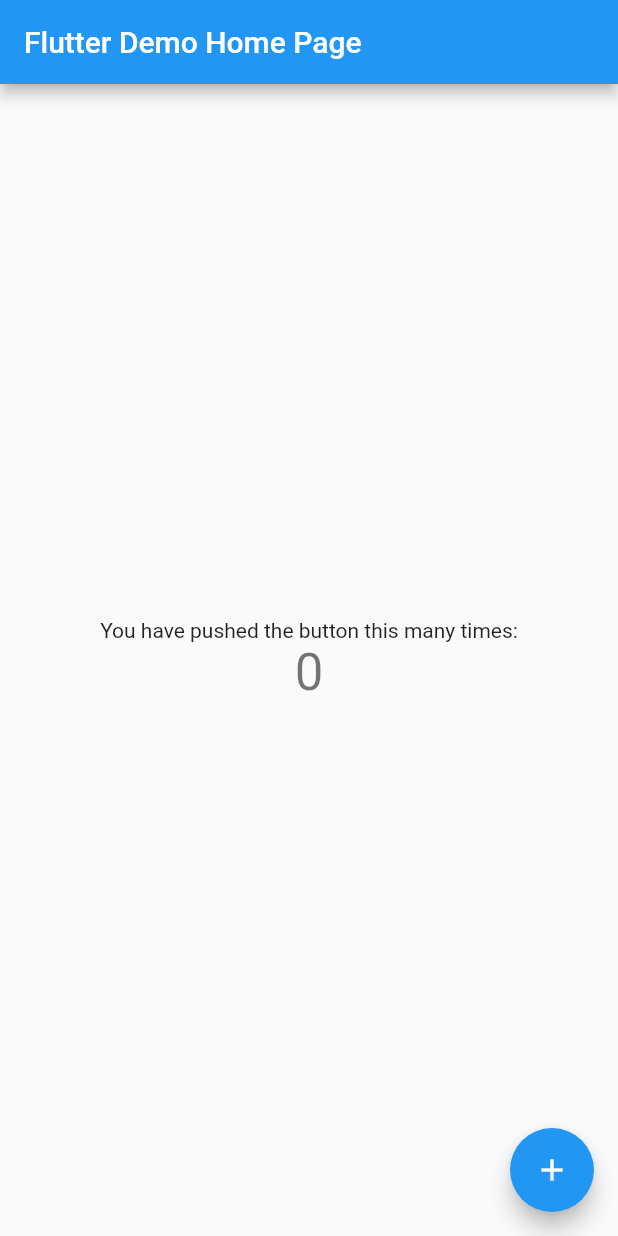
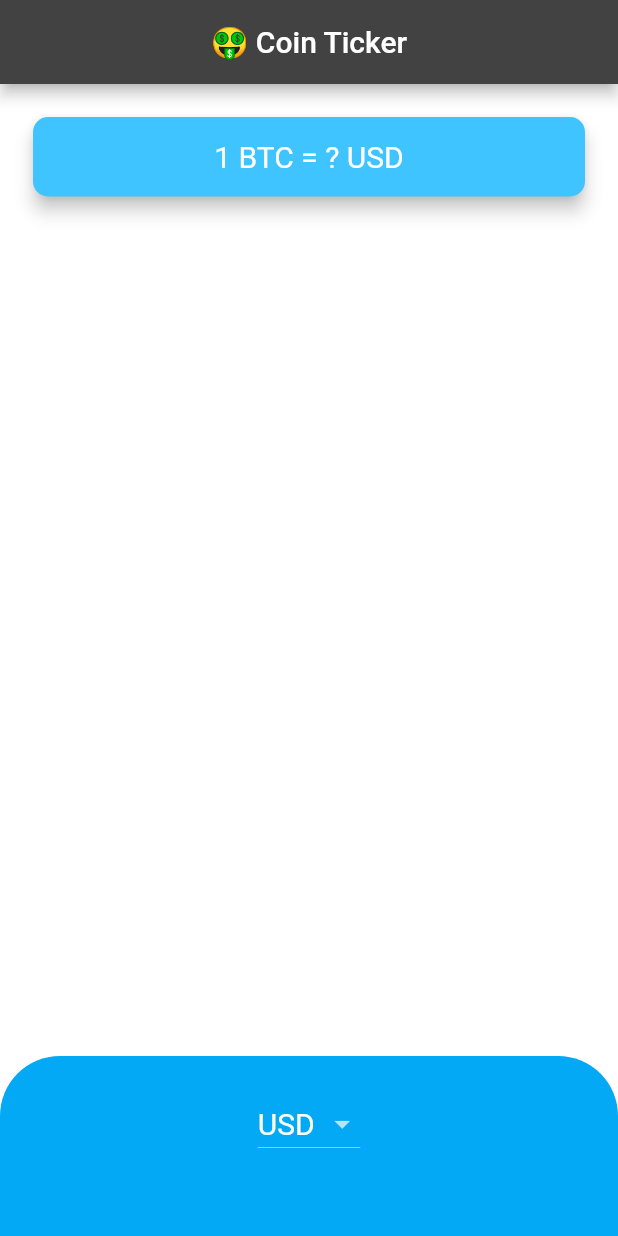
Before and after one commit to huzaifa215/bitcoin-ticker, a Flutter app: the screen it shows after launch, on a phone screen of 412 x 824 dp. Run offline on Flutter 3.47's test engine with Material 2 defaults, Android fonts, the phone set to English and light mode, and no system bars.

```diff
--- /dev/null
+++ b/bitcoin_ticker/lib/constants.dart
@@ -0,0 +1,31 @@
+const List<String> currenciesList = [
+  'AUD',
+  'BRL',
+  'CAD',
+  'CNY',
+  'EUR',
+  'GBP',
+  'HKD',
+  'IDR',
+  'ILS',
+  'INR',
+  'JPY',
+  'MXN',
+  'NOK',
+  'NZD',
+  'PLN',
+  'RON',
+  'RUB',
+  'SEK',
+  'SGD',
+  'USD',
+  'ZAR'
+];
+
+const List<String> cryptoList = [
+  'BTC',
+  'ETH',
+  'LTC',
+];
+
+class CoinData {}
--- a/bitcoin_ticker/lib/main.dart
+++ b/bitcoin_ticker/lib/main.dart
@@ -1,3 +1,4 @@
+import 'package:bitcoin_ticker/screens/price_screen.dart';
 import 'package:flutter/material.dart';
 
 void main() {
@@ -9,105 +10,11 @@ class MyApp extends StatelessWidget {
   @override
   Widget build(BuildContext context) {
     return MaterialApp(
-      title: 'Flutter Demo',
-      theme: ThemeData(
-        // This is the theme of your application.
-        //
-        // Try running your application with "flutter run". You'll see the
-        // application has a blue toolbar. Then, without quitting the app, try
-        // changing the primarySwatch below to Colors.green and then invoke
-        // "hot reload" (press "r" in the console where you ran "flutter run",
-        // or simply save your changes to "hot reload" in a Flutter IDE).
-        // Notice that the counter didn't reset back to zero; the application
-        // is not restarted.
-        primarySwatch: Colors.blue,
-      ),
-      home: MyHomePage(title: 'Flutter Demo Home Page'),
+      debugShowCheckedModeBanner: false,
+      theme: ThemeData.dark().copyWith(
+          primaryColor: Colors.lightBlue,
+          scaffoldBackgroundColor: Colors.white),
+      home: PriceScreen(),
     );
   }
 }
-
-class MyHomePage extends StatefulWidget {
-  MyHomePage({Key? key, required this.title}) : super(key: key);
-
-  // This widget is the home page of your application. It is stateful, meaning
-  // that it has a State object (defined below) that contains fields that affect
-  // how it looks.
-
-  // This class is the configuration for the state. It holds the values (in this
-  // case the title) provided by the parent (in this case the App widget) and
-  // used by the build method of the State. Fields in a Widget subclass are
-  // always marked "final".
-
-  final String title;
-
-  @override
-  _MyHomePageState createState() => _MyHomePageState();
-}
-
-class _MyHomePageState extends State<MyHomePage> {
-  int _counter = 0;
-
-  void _incrementCounter() {
-    setState(() {
-      // This call to setState tells the Flutter framework that something has
-      // changed in this State, which causes it to rerun the build method below
-      // so that the display can reflect the updated values. If we changed
-      // _counter without calling setState(), then the build method would not be
-      // called again, and so nothing would appear to happen.
-      _counter++;
-    });
-  }
-
-  @override
-  Widget build(BuildContext context) {
-    // This method is rerun every time setState is called, for instance as done
-    // by the _incrementCounter method above.
-    //
-    // The Flutter framework has been optimized to make rerunning build methods
-    // fast, so that you can just rebuild anything that needs updating rather
-    // than having to individually change instances of widgets.
-    return Scaffold(
-      appBar: AppBar(
-        // Here we take the value from the MyHomePage object that was created by
-        // the App.build method, and use it to set our appbar title.
-        title: Text(widget.title),
-      ),
-      body: Center(
-        // Center is a layout widget. It takes a single child and positions it
-        // in the middle of the parent.
-        child: Column(
-          // Column is also a layout widget. It takes a list of children and
-          // arranges them vertically. By default, it sizes itself to fit its
-          // children horizontally, and tries to be as tall as its parent.
-          //
-          // Invoke "debug painting" (press "p" in the console, choose the
-          // "Toggle Debug Paint" action from the Flutter Inspector in Android
-          // Studio, or the "Toggle Debug Paint" command in Visual Studio Code)
-          // to see the wireframe for each widget.
-          //
-          // Column has various properties to control how it sizes itself and
-          // how it positions its children. Here we use mainAxisAlignment to
-          // center the children vertically; the main axis here is the vertical
-          // axis because Columns are vertical (the cross axis would be
-          // horizontal).
-          mainAxisAlignment: MainAxisAlignment.center,
-          children: <Widget>[
-            Text(
-              'You have pushed the button this many times:',
-            ),
-            Text(
-              '$_counter',
-              style: Theme.of(context).textTheme.headline4,
-            ),
-          ],
-        ),
-      ),
-      floatingActionButton: FloatingActionButton(
-        onPressed: _incrementCounter,
-        tooltip: 'Increment',
-        child: Icon(Icons.add),
-      ), // This trailing comma makes auto-formatting nicer for build methods.
-    );
-  }
-}
--- /dev/null
+++ b/bitcoin_ticker/lib/screens/price_screen.dart
@@ -0,0 +1,78 @@
+import 'package:bitcoin_ticker/constants.dart';
+import 'package:flutter/material.dart';
+
+class PriceScreen extends StatefulWidget {
+  @override
+  _PriceScreenState createState() => _PriceScreenState();
+}
+
+class _PriceScreenState extends State<PriceScreen> {
+  String _selectedCurrency = "USD";
+
+  @override
+  Widget build(BuildContext context) {
+    return Scaffold(
+      appBar: AppBar(
+        title: Text('🤑 Coin Ticker'),
+        centerTitle: true,
+      ),
+      body: Column(
+        mainAxisAlignment: MainAxisAlignment.spaceBetween,
+        crossAxisAlignment: CrossAxisAlignment.stretch,
+        children: <Widget>[
+          Padding(
+            padding: EdgeInsets.fromLTRB(18.0, 18.0, 18.0, 0),
+            child: Card(
+              color: Colors.lightBlueAccent,
+              elevation: 5.0,
+              shape: RoundedRectangleBorder(
+                borderRadius: BorderRadius.circular(10.0),
+              ),
+              child: Padding(
+                padding: EdgeInsets.symmetric(vertical: 15.0, horizontal: 28.0),
+                child: Text(
+                  '1 BTC = ? USD',
+                  textAlign: TextAlign.center,
+                  style: TextStyle(
+                    fontSize: 20.0,
+                    color: Colors.white,
+                  ),
+                ),
+              ),
+            ),
+          ),
+          Container(
+            height: 120.0,
+            decoration: BoxDecoration(
+              color: Colors.lightBlue,
+              borderRadius: BorderRadius.only(
+                  topRight: Radius.circular(40), topLeft: Radius.circular(40)),
+            ),
+            alignment: Alignment.center,
+            padding: EdgeInsets.only(bottom: 30.0),
+            child: DropdownButton<String>(
+              value: _selectedCurrency,
+              items: currenciesList
+                  .map((currency) => DropdownMenuItem(
+                        child: Text(
+                          currency,
+                          style: TextStyle(
+                            fontSize: 20,
+                          ),
+                        ),
+                        value: currency,
+                      ))
+                  .toList(),
+              onChanged: (value) {
+                setState(() {
+                  _selectedCurrency = value!;
+                });
+                print(value);
+              },
+            ),
+          ),
+        ],
+      ),
+    );
+  }
+}
```
